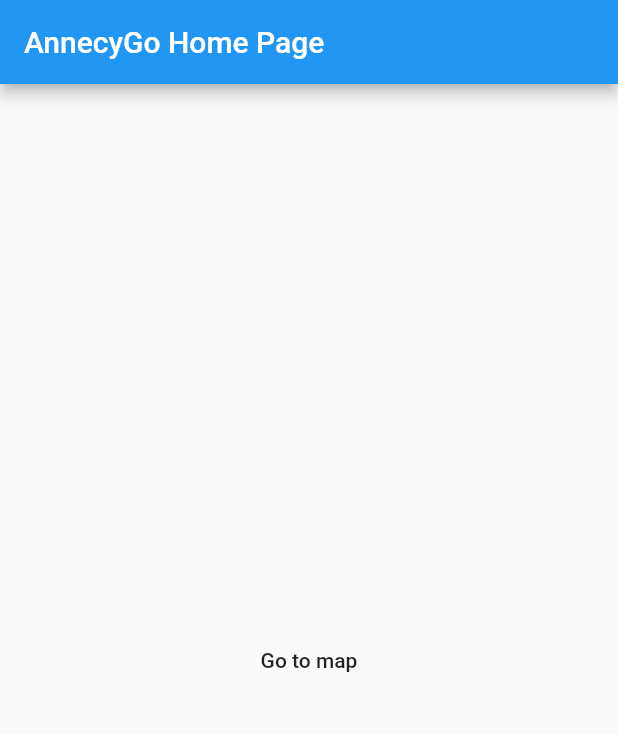
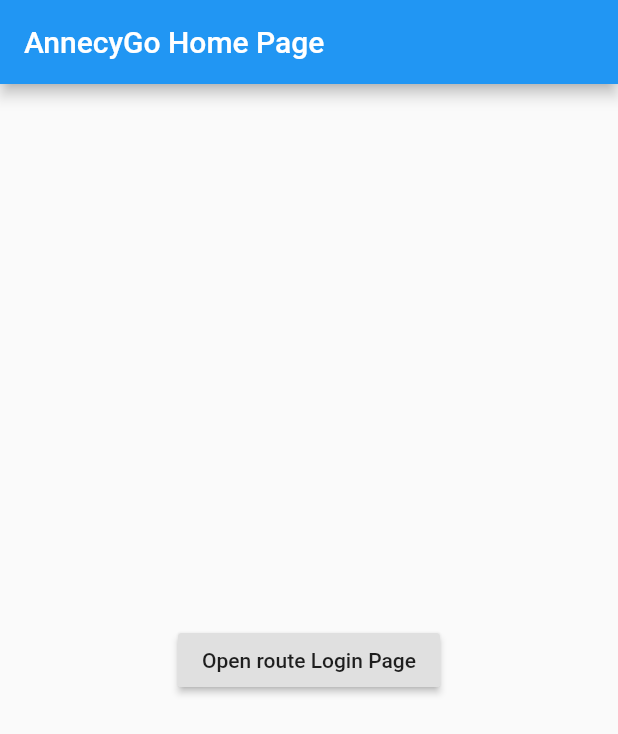
Before and after one commit to AnnecyGo/annecygo, a Flutter app: the screen it shows after launch, on a phone screen of 412 x 824 dp. Shown: the top 734 px of the screen. Run offline on Flutter 3.47's test engine with Material 2 defaults, Android fonts, the phone set to English and light mode, and no system bars; our stand-ins replace flutter_map, latlong; missing offline and left inert: map_controller.

```diff
--- a/lib/Map/MainMap.dart
+++ b/lib/Map/MainMap.dart
@@ -8,7 +8,12 @@ import 'package:http/http.dart' as http;
 import 'package:map_controller/map_controller.dart';
 //import 'package:location/location.dart';
 
-class _StatefulMarkersPageState extends State<StatefulMarkersPage> {
+
+class MapPage extends StatefulWidget {
+  @override
+  _MapPageState createState() => _MapPageState();
+}
+class _MapPageState extends State<MapPage> {
   MapController mapController;
   StatefulMapController statefulMapController;
   StreamSubscription<StatefulMapControllerStateChange> sub;
@@ -111,8 +116,3 @@ class _StatefulMarkersPageState extends State<StatefulMarkersPage> {
     super.dispose();
   }
 }
-
-class StatefulMarkersPage extends StatefulWidget {
-  @override
-  _StatefulMarkersPageState createState() => _StatefulMarkersPageState();
-}
--- a/lib/main.dart
+++ b/lib/main.dart
@@ -1,10 +1,9 @@
 import 'package:flutter/material.dart';
-import "Map/MainMap.dart" as Map;
+import 'Login/login.dart';
+import 'Map/MainMap.dart';
 
 void main() {
   runApp(MyApp());
-  //Test Carl
-  //Test antoine
 }
 
 class MyApp extends StatelessWidget {
@@ -12,21 +11,9 @@ class MyApp extends StatelessWidget {
   @override
   Widget build(BuildContext context) {
     return MaterialApp(
-      title: 'Flutter Demo',
+      title: 'Annecy Go',
       theme: ThemeData(
-        // This is the theme of your application.
-        //
-        // Try running your application with "flutter run". You'll see the
-        // application has a blue toolbar. Then, without quitting the app, try
-        // changing the primarySwatch below to Colors.green and then invoke
-        // "hot reload" (press "r" in the console where you ran "flutter run",
-        // or simply save your changes to "hot reload" in a Flutter IDE).
-        // Notice that the counter didn't reset back to zero; the application
-        // is not restarted.
         primarySwatch: Colors.blue,
-        // This makes the visual density adapt to the platform that you run
-        // the app on. For desktop platforms, the controls will be smaller and
-        // closer together (more dense) than on mobile platforms.
         visualDensity: VisualDensity.adaptivePlatformDensity,
       ),
       home: MyHomePage(title: 'AnnecyGo Home Page'),
@@ -36,16 +23,6 @@ class MyApp extends StatelessWidget {
 
 class MyHomePage extends StatefulWidget {
   MyHomePage({Key key, this.title}) : super(key: key);
-
-  // This widget is the home page of your application. It is stateful, meaning
-  // that it has a State object (defined below) that contains fields that affect
-  // how it looks.
-
-  // This class is the configuration for the state. It holds the values (in this
-  // case the title) provided by the parent (in this case the App widget) and
-  // used by the build method of the State. Fields in a Widget subclass are
-  // always marked "final".
-
   final String title;
 
   @override
@@ -53,51 +30,34 @@ class MyHomePage extends StatefulWidget {
 }
 
 class _MyHomePageState extends State<MyHomePage> {
-  int _counter = 0;
-
-  void _incrementCounter() {
-    setState(() {
-      // This call to setState tells the Flutter framework that something has
-      // changed in this State, which causes it to rerun the build method below
-      // so that the display can reflect the updated values. If we changed
-      // _counter without calling setState(), then the build method would not be
-      // called again, and so nothing would appear to happen.
-      _counter++;
-    });
-  }
 
   @override
   Widget build(BuildContext context) {
-    // This method is rerun every time setState is called, for instance as done
-    // by the _incrementCounter method above.
-    //
-    // The Flutter framework has been optimized to make rerunning build methods
-    // fast, so that you can just rebuild anything that needs updating rather
-    // than having to individually change instances of widgets.
     return Scaffold(
       appBar: AppBar(
-        // Here we take the value from the MyHomePage object that was created by
-        // the App.build method, and use it to set our appbar title.
         title: Text(widget.title),
       ),
       body: Center(
-        // Center is a layout widget. It takes a single child and positions it
-        // in the middle of the parent.
-        child: FlatButton(
-          onPressed: () {
-            //runApp(Map.TestApp());
-            runApp(Map.StatefulMarkersPage());
-          },
-          child: Text(
-            "Go to map",
-          ),
-        ),
+        child: LoginRoute()
       ),
-      /*  floatingActionButton: FloatingActionButton(
-        onPressed: _incrementCounter,
-        tooltip: 'Increment',
-        child: Icon(Icons.add),
-      ), // This trailing comma makes auto-formatting nicer for build methods. */
+
     );
   }
 }
+class LoginRoute extends StatelessWidget {
+  @override
+  Widget build(BuildContext context) {
+    return Scaffold(
+      body: Center(
+        child: RaisedButton(
+          child: Text('Open route Login Page'),
+          onPressed: () {
+            Navigator.push(
+              context,
+              MaterialPageRoute(builder: (context) => LoginPage()),
+            );},
+        ),
+      ),
+    );
+  }
+}
```
Also changed, not shown: lib/Login/login.dart (+46 -50 lines), pubspec.lock.
